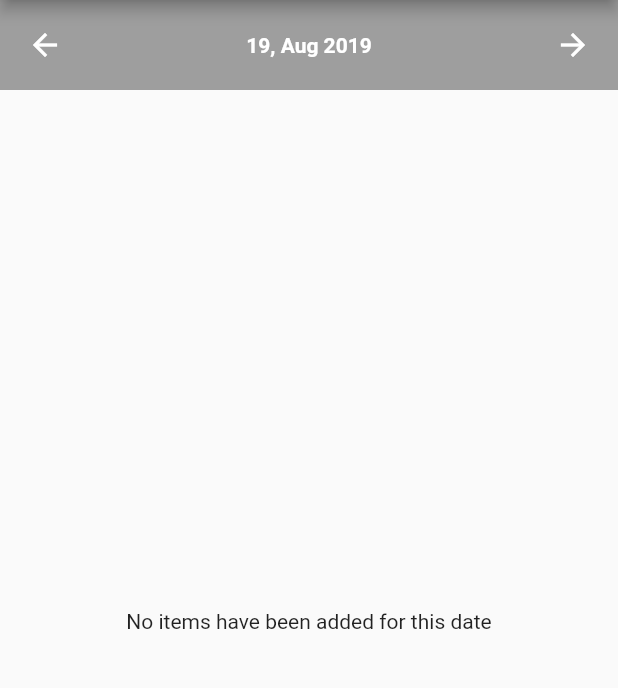
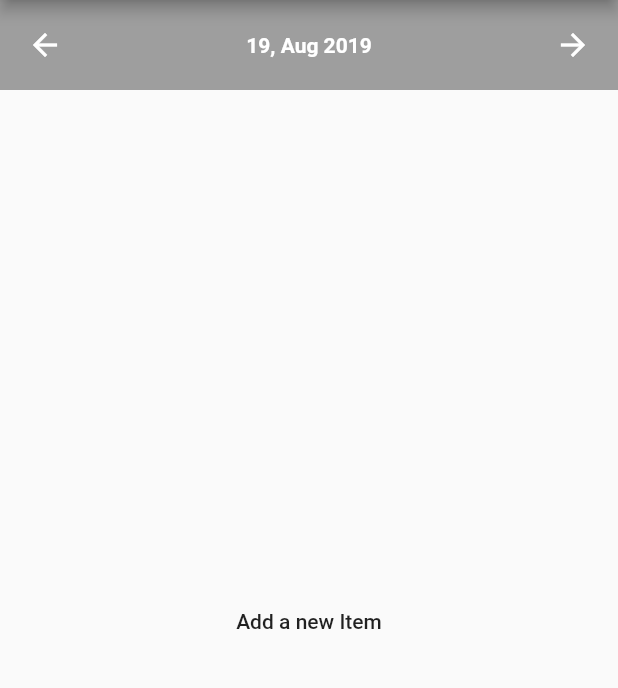
Before and after one commit to bmb-enterprises/scrolling-day-calendar, a Flutter app: the screen it shows after launch, after a tap on the "arrow back" icon, on a phone screen of 412 x 824 dp, the part 84-772 px from its top. Run offline on Flutter 3.47's test engine with Material 2 defaults, Android fonts, the phone set to English and light mode, and no system bars.

Commit message:
add an example to add new items to a date

```diff
--- a/example/lib/page_one.dart
+++ b/example/lib/page_one.dart
@@ -13,6 +13,9 @@ class _PageOneState extends State<PageOne> {
   DateTime selectedDate = DateTime.now();
   DateTime startDate = DateTime.now().subtract(Duration(days: 200));
   DateTime endDate = DateTime.now().add(Duration(days: 200));
+
+  // this date will update every time the page changes
+  DateTime _currentPageDate;
 
   // test data
   Map testData = TestData.getTestData();
@@ -71,6 +74,7 @@ class _PageOneState extends State<PageOne> {
   @override
   void initState() {
     _buildPages();
+    _currentPageDate = selectedDate;
     super.initState();
   }
 
@@ -123,10 +127,36 @@ class _PageOneState extends State<PageOne> {
           pageChangeDuration: Duration(
             milliseconds: 700,
           ),
+          onDateChange: (direction, DateTime date) {
+            _currentPageDate = date;
+          },
           widgets: widgets,
           widgetKeyFormat: widgetKeyFormat,
           noItemsWidget: Center(
-            child: Text("No items have been added for this date"),
+            child: MaterialButton(
+              onPressed: () {
+                String formattedDate =
+                    DateFormat(widgetKeyFormat).format(_currentPageDate);
+
+                testData[formattedDate] = [
+                  {
+                    "title": "NEW added 1 ",
+                    "description":
+                        "sed ullamcorper morbi tincidunt ornare. Feugiat vivamus at augue eget arcu. Arcu cursus euismod",
+                  },
+                  {
+                    "title": "New Added 2",
+                    "description":
+                        "ue. Lectus vestibulum mattis ullamcorper velit ",
+                  },
+                ];
+
+                setState(() {
+                  _buildPages();
+                });
+              },
+              child: Text("Add a new Item"),
+            ),
           ),
         ),
       ),
```
Also changed, not shown: example/pubspec.lock.
